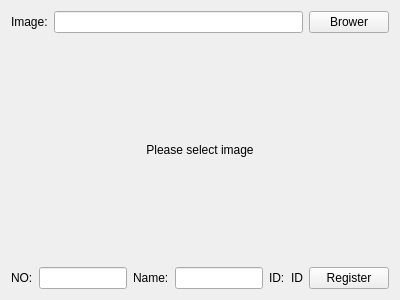
The window that App/FrmRegisterImage.ui (KangLin/FaceRecognizer) describes before a commit, drawn with Qt 5.
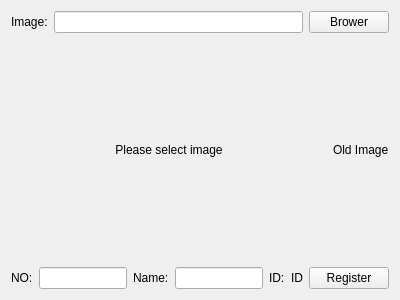
The same window after the commit.

Diff of the .ui file:
```diff
--- a/App/FrmRegisterImage.ui
+++ b/App/FrmRegisterImage.ui
@@ -49,6 +49,8 @@
     </layout>
    </item>
    <item row="1" column="0">
+    <layout class="QHBoxLayout" name="horizontalLayout_3">
+     <item>
     <widget class="QLabel" name="lbImage">
      <property name="sizePolicy">
       <sizepolicy hsizetype="MinimumExpanding" vsizetype="MinimumExpanding">
@@ -63,6 +65,15 @@
       <set>Qt::AlignCenter</set>
      </property>
     </widget>
+     </item>
+     <item>
+      <widget class="QLabel" name="lbOldImage">
+       <property name="text">
+        <string>Old Image</string>
+       </property>
+      </widget>
+     </item>
+    </layout>
    </item>
    <item row="2" column="0">
     <layout class="QHBoxLayout" name="horizontalLayout_2">
```
Lines whose indentation alone changed are shown as unchanged.
